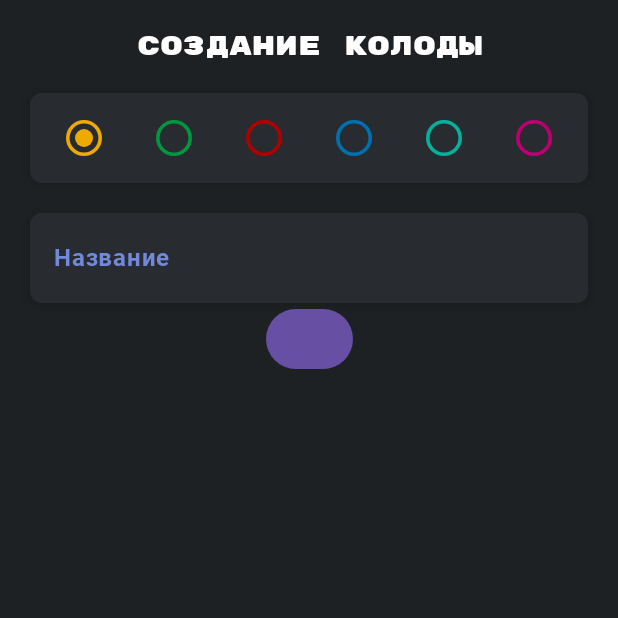
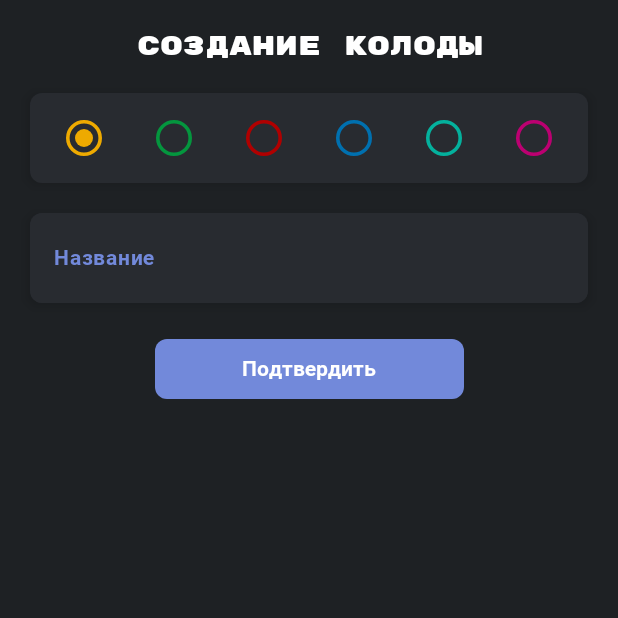
Before and after one commit to KatbertAllgood/FlippyMind, an Android app built with Jetpack Compose: the create_new_deck_screen screen opened through its navigation route, on a phone screen of 412 x 824 dp, the top half of it. Run offline under Robolectric (Android 15) with nearby library versions, the phone set to English and light mode, and no system bars; our stand-ins replace Dagger/Hilt's generated code.

Commit message:
create deck screen demo

```diff
--- a/app/src/main/java/com/example/flippymind/screens/createnewdeck/CreateNewDeck.kt
+++ b/app/src/main/java/com/example/flippymind/screens/createnewdeck/CreateNewDeck.kt
@@ -15,6 +15,7 @@ import androidx.compose.foundation.selection.selectable
 import androidx.compose.foundation.selection.selectableGroup
 import androidx.compose.foundation.shape.CircleShape
 import androidx.compose.material3.Button
+import androidx.compose.material3.ButtonDefaults
 import androidx.compose.material3.Card
 import androidx.compose.material3.CardDefaults
 import androidx.compose.material3.RadioButton
@@ -88,9 +89,23 @@ fun CreateNewDeckComposable(
             Button(
                 onClick = {
 
-                }
+                },
+                shape = FlippyMindTheme.shape.cornersStyle,
+                modifier = Modifier
+                    .fillMaxWidth(0.5f)
+                    .padding(
+                        top = 20.dp
+                    ),
+                colors = ButtonDefaults.buttonColors(
+                    containerColor = FlippyMindTheme.colors.controlColor
+                )
             ) {
-
+                Text(
+                    text = stringResource(id = R.string.confirm),
+                    fontFamily = FlippyMindTheme.typography.defaultBold.fontFamily,
+                    fontSize = FlippyMindTheme.typography.defaultBold.fontSize,
+                    color = FlippyMindTheme.colors.primaryText
+                )
             }
 
         }
@@ -227,7 +242,8 @@ private fun NameInputPlace() {
                 label = {
                     Text(
                         text = stringResource(id = R.string.name_label),
-                        fontFamily = FlippyMindTheme.typography.defaultBold.fontFamily
+                        fontFamily = FlippyMindTheme.typography.defaultBold.fontFamily,
+                        fontSize = FlippyMindTheme.typography.defaultBold.fontSize
                     )
                 },
                 shape = FlippyMindTheme.shape.cornersStyle,
```
